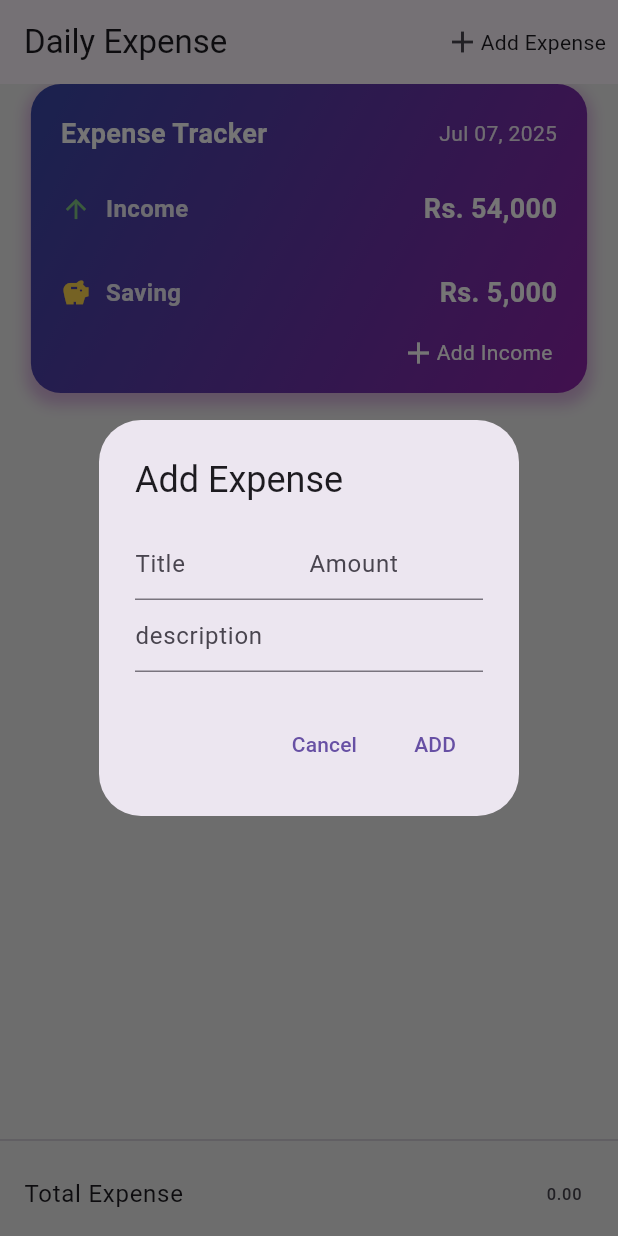
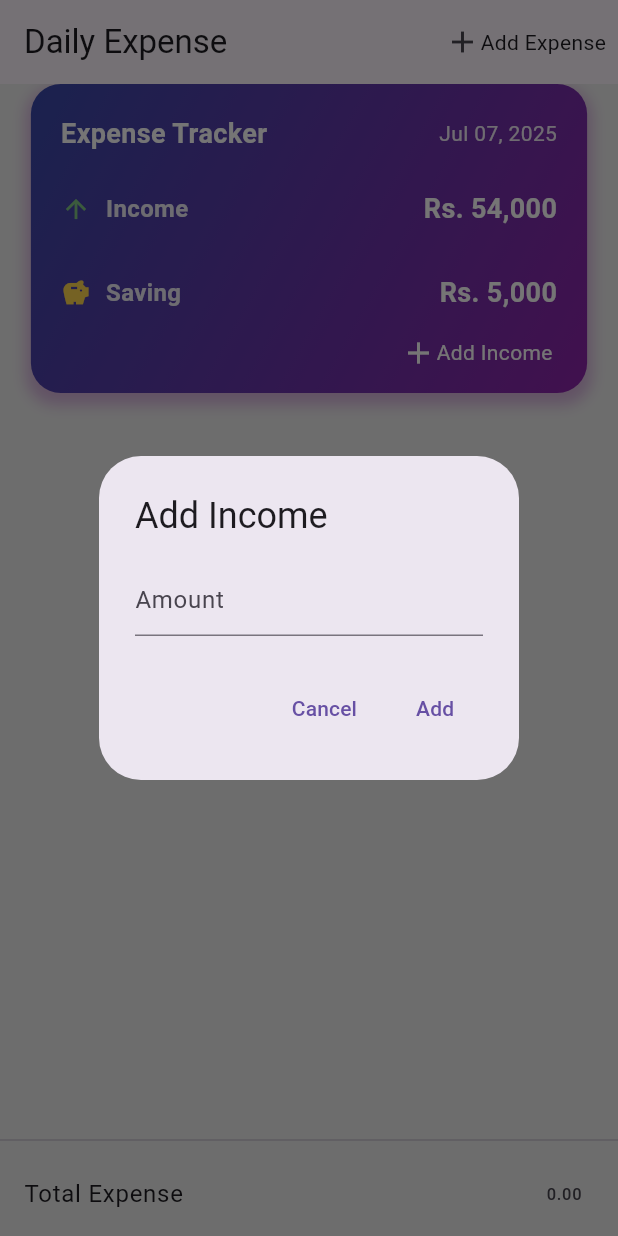
Before and after one commit to Hassan9865/Expense-tracking-app, a Flutter app: the screen it shows after launch, after a tap on "Add Income", on a phone screen of 412 x 824 dp. Run offline on Flutter 3.47's test engine with Material 3 defaults, Android fonts, the phone set to English and light mode, and no system bars; our stand-ins replace fl_chart, hive, hive_flutter, stacked, stacked_services; accounts and stored records are empty.

```diff
--- a/lib/pages/Home View/home_viewModel.dart
+++ b/lib/pages/Home View/home_viewModel.dart
@@ -3,23 +3,22 @@ import 'package:hive/hive.dart';
 import 'package:stacked/stacked.dart';
 
 class HomeViewModel extends BaseViewModel {
-  TextEditingController expenseController = TextEditingController();
+  TextEditingController categoryController = TextEditingController();
   TextEditingController amountController = TextEditingController();
-  TextEditingController descriptionController = TextEditingController();
+  TextEditingController incomeController = TextEditingController();
 
   var taskBox = Hive.box("taskBox");
   List<Map<String, dynamic>> expenseList = [];
 
   void showModel(context, contex, int? key) async {
-    expenseController.clear();
+    categoryController.clear();
     amountController.clear();
-    descriptionController.clear();
 
     if (key != null) {
       final item = expenseList.firstWhere((element) => element['key'] == key);
-      expenseController.text = item["Expense"];
+      categoryController.text = item["Category"];
       amountController.text = item["Amount"];
-      descriptionController.text = item["Description"];
+      // descriptionController.text = item["Description"];
     }
     await showDialog(
       context: context,
@@ -29,27 +28,14 @@ class HomeViewModel extends BaseViewModel {
           content: Column(
             mainAxisSize: MainAxisSize.min,
             children: [
-              Row(
-                mainAxisSize: MainAxisSize.min,
-                children: [
-                  Expanded(
-                    child: TextField(
-                      controller: expenseController,
-                      decoration: InputDecoration(hintText: "Title"),
-                    ),
-                  ),
-                  Expanded(
-                    child: TextField(
-                      controller: amountController,
-                      keyboardType: TextInputType.number,
-                      decoration: InputDecoration(hintText: "Amount"),
-                    ),
-                  ),
-                ],
+              TextField(
+                controller: categoryController,
+                decoration: InputDecoration(hintText: "Category"),
               ),
               TextField(
-                controller: descriptionController,
-                decoration: InputDecoration(hintText: "description"),
+                controller: amountController,
+                keyboardType: TextInputType.number,
+                decoration: InputDecoration(hintText: "Amount"),
               )
             ],
           ),
@@ -63,9 +49,8 @@ class HomeViewModel extends BaseViewModel {
             TextButton(
                 onPressed: () {
                   var data = {
-                    "Expense": expenseController.text,
+                    "Category": categoryController.text,
                     "Amount": amountController.text,
-                    "Description": descriptionController.text,
                   };
                   if (key == null) {
                     addExpense(data);
@@ -136,6 +121,38 @@ class HomeViewModel extends BaseViewModel {
     );
   }
 
+  showIncomeModel(
+    context,
+  ) async {
+    await showDialog(
+      context: context,
+      builder: (context) {
+        return AlertDialog(
+          title: Text("Add Income"),
+          content: Column(
+            mainAxisSize: MainAxisSize.min,
+            children: [
+              TextField(
+                controller: incomeController,
+                keyboardType: TextInputType.number,
+                decoration: InputDecoration(hintText: "Amount"),
+              ),
+            ],
+          ),
+          actions: [
+            TextButton(
+              onPressed: () {
+                Navigator.of(context).pop();
+              },
+              child: const Text("Cancel"),
+            ),
+            TextButton(onPressed: () {}, child: Text("Add"))
+          ],
+        );
+      },
+    );
+  }
+
   addExpense(Map<String, dynamic> data) async {
     await taskBox.add(data);
     readExpense();
@@ -146,9 +163,9 @@ class HomeViewModel extends BaseViewModel {
       final item = taskBox.get(key);
       return {
         'key': key,
-        'Expense': item['Expense'],
+        'Category': item['Category'],
         'Amount': item['Amount'],
-        'Description': item['Description']
+        // 'Description': item['Description']
       };
     }).toList();
 
--- a/lib/pages/Home View/widget/expense_tracker.dart
+++ b/lib/pages/Home View/widget/expense_tracker.dart
@@ -93,7 +93,7 @@ class ExpenseTracker extends ViewModelWidget<HomeViewModel> {
             right: 15,
             child: IconButton(
                 onPressed: () {
-                  viewModel.showModel(context, context, null);
+                  viewModel.showIncomeModel(context);
                 },
                 icon: const Row(
                   children: [
```
